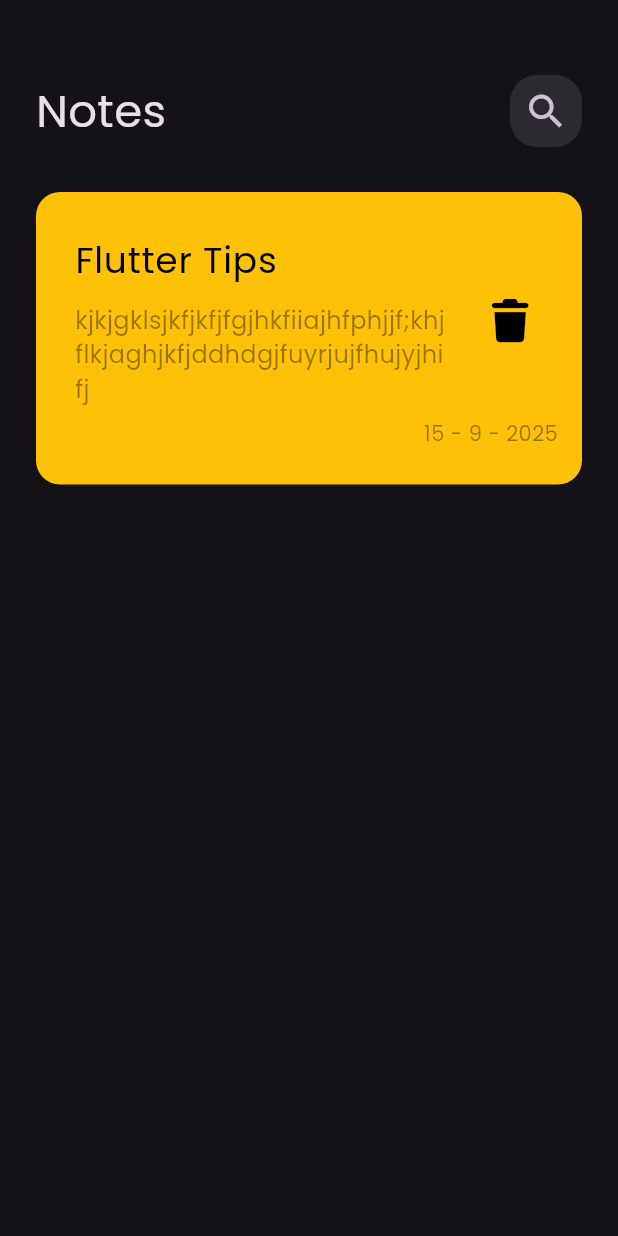
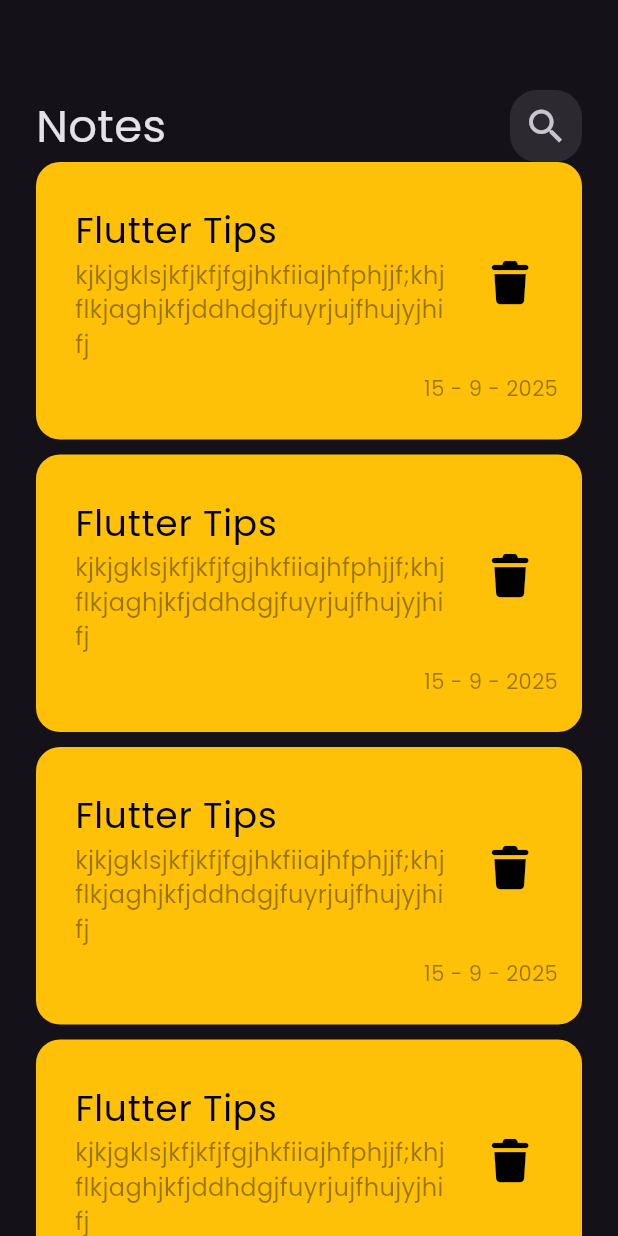
Before and after one commit to TarekHayan/Note-App, a Flutter app: the screen it shows after launch, on a phone screen of 412 x 824 dp. Run offline on Flutter 3.47's test engine with Material 3 defaults, Android fonts, the phone set to English and light mode, and no system bars; our stand-ins replace font_awesome_flutter.

Commit message:
create item list

```diff
--- /dev/null
+++ b/lib/widgets/custom_note_item.dart
@@ -0,0 +1,48 @@
+import 'package:flutter/material.dart';
+import 'package:font_awesome_flutter/font_awesome_flutter.dart';
+
+class CustomNeteItem extends StatelessWidget {
+  CustomNeteItem({super.key});
+  final dateTime = DateTime.now();
+
+  @override
+  Widget build(BuildContext context) {
+    return Container(
+      padding: EdgeInsets.only(left: 10, top: 20, bottom: 24),
+      decoration: BoxDecoration(
+        borderRadius: BorderRadius.circular(16),
+        color: Colors.amber,
+      ),
+      child: Column(
+        crossAxisAlignment: CrossAxisAlignment.end,
+        children: [
+          ListTile(
+            title: Text(
+              "Flutter Tips",
+              style: TextStyle(color: Colors.black, fontSize: 24),
+            ),
+
+            subtitle: Text(
+              "kjkjgklsjkfjkfjfgjhkfiiajhfphjjf;khjflkjaghjkfjddhdgjfuyrjujfhujyjhifj",
+              style: TextStyle(
+                color: Colors.black.withOpacity(0.4),
+                fontSize: 16,
+              ),
+            ),
+            trailing: IconButton(
+              onPressed: () {},
+              icon: Icon(FontAwesomeIcons.trash, color: Colors.black, size: 28),
+            ),
+          ),
+          Padding(
+            padding: const EdgeInsets.only(right: 16),
+            child: Text(
+              "${dateTime.day} - ${dateTime.month} - ${dateTime.year}",
+              style: TextStyle(color: Colors.black.withOpacity(0.4)),
+            ),
+          ),
+        ],
+      ),
+    );
+  }
+}
--- a/lib/widgets/notes_view.dart
+++ b/lib/widgets/notes_view.dart
@@ -1,6 +1,6 @@
 import 'package:flutter/material.dart';
 import 'package:note_app/widgets/custom_app_bar.dart';
-import 'package:font_awesome_flutter/font_awesome_flutter.dart';
+import 'package:note_app/widgets/custom_note_item.dart';
 
 class NotesView extends StatelessWidget {
   const NotesView({super.key});
@@ -11,61 +11,27 @@ class NotesView extends StatelessWidget {
       padding: const EdgeInsets.symmetric(horizontal: 24),
       child: Column(
         children: [
-          SizedBox(height: 50),
+          SizedBox(height: 60),
           CustomAppBar(title: "Notes"),
-          SizedBox(height: 30),
-          NoteItem(),
+          Expanded(child: NoteItemList()),
         ],
       ),
     );
   }
 }
 
-class NoteItem extends StatelessWidget {
-  NoteItem({super.key});
-  final dateTime = DateTime.now();
+class NoteItemList extends StatelessWidget {
+  const NoteItemList({super.key});
 
   @override
   Widget build(BuildContext context) {
-    return Container(
-      padding: EdgeInsets.only(left: 10, top: 20, bottom: 24),
-      decoration: BoxDecoration(
-        borderRadius: BorderRadius.circular(16),
-        color: Colors.amber,
-      ),
-      child: Column(
-        crossAxisAlignment: CrossAxisAlignment.end,
-        children: [
-          ListTile(
-            title: Padding(
-              padding: const EdgeInsets.only(bottom: 10),
-              child: Text(
-                "Flutter Tips",
-                style: TextStyle(color: Colors.black, fontSize: 24),
-              ),
-            ),
-
-            subtitle: Text(
-              "kjkjgklsjkfjkfjfgjhkfiiajhfphjjf;khjflkjaghjkfjddhdgjfuyrjujfhujyjhifj",
-              style: TextStyle(
-                color: Colors.black.withOpacity(0.4),
-                fontSize: 16,
-              ),
-            ),
-            trailing: IconButton(
-              onPressed: () {},
-              icon: Icon(FontAwesomeIcons.trash, color: Colors.black, size: 28),
-            ),
-          ),
-          Padding(
-            padding: const EdgeInsets.only(right: 16),
-            child: Text(
-              "${dateTime.day} - ${dateTime.month} - ${dateTime.year}",
-              style: TextStyle(color: Colors.black.withOpacity(0.4)),
-            ),
-          ),
-        ],
-      ),
+    return ListView.builder(
+      itemBuilder: (context, index) {
+        return Padding(
+          padding: const EdgeInsets.only(bottom: 10),
+          child: CustomNeteItem(),
+        );
+      },
     );
   }
 }
```
Also changed, not shown: lib/widgets/custom_nete_item.dart (deleted), lib/widgets/note_item_list.dart (added), 1 other file.
